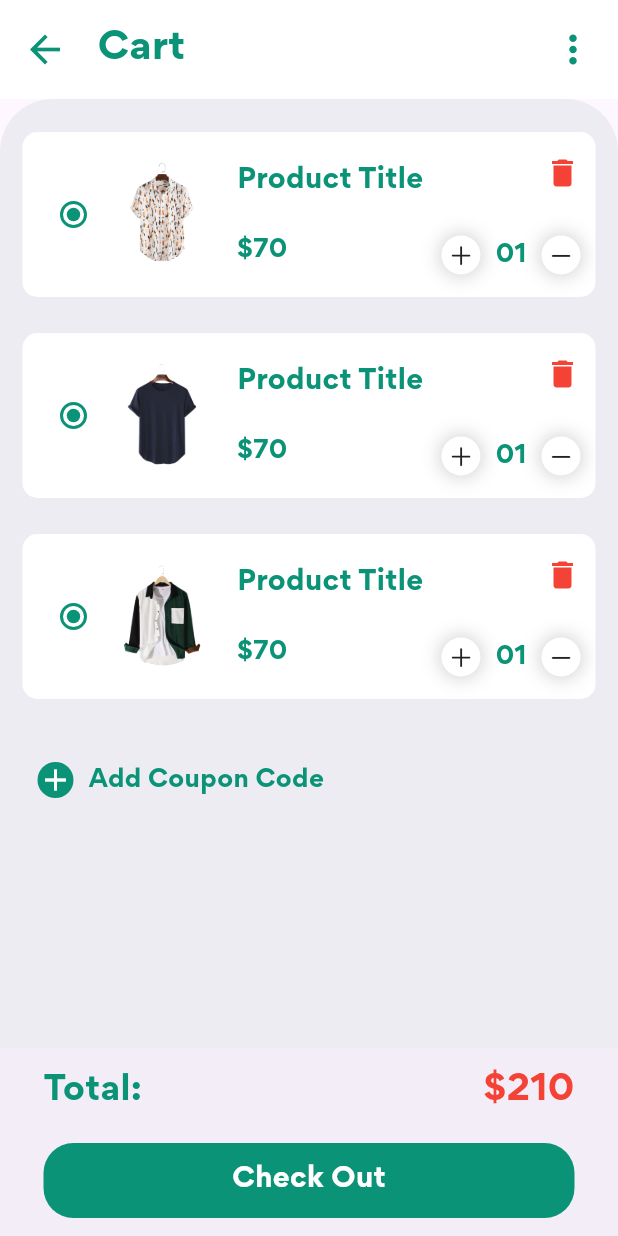
After one commit to gideonadjei94/E-commerce-screen, a Flutter app: the CartPage screen opened directly, on a phone screen of 412 x 824 dp. The commit adds this screen. Run offline on Flutter 3.47's test engine with Material 3 defaults, Android fonts, the phone set to English and light mode, and no system bars; our stand-ins replace flutter_rating_bar; missing offline and left inert: clippy_flutter.

Commit message:
added new screens

```diff
--- /dev/null
+++ b/lib/CartAppBar.dart
@@ -0,0 +1,47 @@
+import 'package:flutter/material.dart';
+
+class CartAppBar extends StatelessWidget {
+  const CartAppBar({super.key});
+
+  @override
+  Widget build(BuildContext context) {
+    return Container(
+      color: Colors.white,
+      padding: EdgeInsets.all(15),
+      child: Row(
+        children: [
+          InkWell(
+            onTap: (){
+              Navigator.pop(context);
+            },
+            child: Icon(
+              Icons.arrow_back ,
+            size: 30,
+            color:  Color.fromARGB(255, 11, 147, 120),
+            ),
+          ),
+
+          Padding(padding:
+          EdgeInsets.only(left: 20),
+          child: Text(
+            'Cart',
+            style: TextStyle(
+              fontSize: 25,
+              fontWeight: FontWeight.bold,
+              fontFamily: 'Gordita',
+              color: Color.fromARGB(255, 11, 147, 120),
+            ),
+          ),
+          ),
+          Spacer(),
+          Icon(
+            Icons.more_vert,
+            size: 30,
+            color:  Color.fromARGB(255, 11, 147, 120),
+          )
+
+        ],
+      ),
+    );
+  }
+}
--- /dev/null
+++ b/lib/CartBottomNavBar.dart
@@ -0,0 +1,61 @@
+import 'package:flutter/material.dart';
+
+class CartBottomNavBar extends StatelessWidget {
+  const CartBottomNavBar({super.key});
+
+  @override
+  Widget build(BuildContext context) {
+    return BottomAppBar(
+      height: 125,
+      child: Container(
+        padding: EdgeInsets.symmetric(horizontal: 13 , vertical: 0),
+        // height: 110,
+        child:  Column(
+          mainAxisAlignment: MainAxisAlignment.spaceBetween,
+          children: [
+            Row(
+              mainAxisAlignment: MainAxisAlignment.spaceBetween,
+              children: [
+                Text(
+                  "Total:" ,
+                  style: TextStyle(
+                    color: Color.fromARGB(255, 11, 147, 120),
+                    fontSize: 22 ,
+                    fontWeight: FontWeight.bold,
+                  ),
+                ),
+
+                Text(
+                  "\$210" ,
+                  style: TextStyle(
+                    fontSize: 23 ,
+                    fontWeight: FontWeight.bold,
+                    color: Colors.red
+                  ),
+                )
+              ],
+            ),
+
+            Container(
+              width: double.infinity,
+              alignment: Alignment.center,
+              height: 50,
+              decoration: BoxDecoration(
+                color: Color.fromARGB(255, 11, 147, 120),
+                borderRadius: BorderRadius.circular(20)
+              ),
+              child: Text(
+                "Check Out",
+                style: TextStyle(
+                  fontSize: 18 ,
+                  fontWeight: FontWeight.bold,
+                  color: Colors.white
+                ),
+              ),
+            ),
+          ],
+        ),
+      ),
+    );
+  }
+}
--- /dev/null
+++ b/lib/CartItems.dart
@@ -0,0 +1,134 @@
+import 'package:flutter/cupertino.dart';
+import 'package:flutter/material.dart';
+
+class CartItems extends StatelessWidget {
+  const CartItems({super.key});
+
+  @override
+  Widget build(BuildContext context) {
+    return SingleChildScrollView(
+      child: Column(
+        children: [
+          for(int i = 0 ; i <= 2 ; i++)
+          Container(
+            height: 110,
+            margin: EdgeInsets.symmetric(horizontal: 15 , vertical: 12),
+            padding: EdgeInsets.all(10),
+            decoration: BoxDecoration(
+              color: Colors.white,
+              borderRadius: BorderRadius.circular(10)
+            ),
+            child: Row(
+              children: [
+                Radio(
+                  value: "",
+                 groupValue: "",
+                 onChanged: (index){},
+                 activeColor: Color.fromARGB(255, 11, 147, 120),
+                  ),
+
+                  Container(
+                    height: 70,
+                    width: 70,
+                    margin: EdgeInsets.only(right: 15),
+                    child: Image.asset("assets/images/product_$i.png"),
+                  ),
+                  Padding(
+                    padding: EdgeInsets.symmetric(vertical: 10),
+                  child: Column(
+                    crossAxisAlignment: CrossAxisAlignment.start,
+                    mainAxisAlignment: MainAxisAlignment.spaceBetween,
+
+                    children: [
+                      Text(
+                        "Product Title" ,
+                        style: TextStyle(
+                          fontSize: 18 ,
+                          fontWeight: FontWeight.bold ,
+                          color:Color.fromARGB(255, 11, 147, 120),
+                        ),
+                      ),
+                      Text(
+                        "\$70" ,
+                        style: TextStyle(
+                          fontSize: 16,
+                          fontWeight: FontWeight.bold,
+                          color:Color.fromARGB(255, 11, 147, 120),
+                        ),
+                      )
+                    ],
+                  ),
+                  ),
+                  Spacer(),
+                  Padding(
+                    padding:EdgeInsets.symmetric(vertical: 5),
+                    child: Column(
+                      crossAxisAlignment: CrossAxisAlignment.end,
+                      mainAxisAlignment: MainAxisAlignment.spaceBetween,
+                      children: [
+                        Icon(Icons.delete ,
+                        color: Colors.red,
+                        ),
+
+                        Row(
+                          children: [
+                            Container(
+                              padding: EdgeInsets.all(4),
+                              decoration: BoxDecoration(
+                                color: Colors.white,
+                                borderRadius: BorderRadius.circular(20),
+                                boxShadow: [
+                                  BoxShadow(
+                                    color: Colors.grey.withOpacity(0.5),
+                                    spreadRadius: 1 ,
+                                    blurRadius: 10,
+                                  )
+                                ]
+                              ),
+                              child: Icon(
+                                CupertinoIcons.plus,
+                                size: 18,
+                              ),
+                            ),
+                            Container(
+                              margin: EdgeInsets.symmetric(horizontal: 10),
+                              child: Text(
+                                "01" ,
+                                style: TextStyle(
+                                  fontSize: 16 ,
+                                  fontWeight: FontWeight.bold,
+                                  color: Color.fromARGB(255, 11, 147, 120),
+                                ),
+                              ),
+                            ),
+                            Container(
+                              padding: EdgeInsets.all(4),
+                              decoration: BoxDecoration(
+                                color: Colors.white,
+                                borderRadius: BorderRadius.circular(20),
+                                boxShadow: [
+                                  BoxShadow(
+                                    color: Colors.grey.withOpacity(0.5),
+                                    spreadRadius: 1 ,
+                                    blurRadius: 10,
+                                  )
+                                ]
+                              ),
+                              child: Icon(
+                                CupertinoIcons.minus,
+                                size: 18,
+                              ),
+                            )
+                          ],
+                        ),
+                      ],
+                    ),
+                  ),
+              ],
+            ),
+          )
+        ],
+      ),
+    );
+  }
+}
--- /dev/null
+++ b/lib/CartPage.dart
@@ -0,0 +1,74 @@
+import 'package:flutter/material.dart';
+import 'CartAppBar.dart';
+import 'CartItems.dart';
+import 'CartBottomNavBar.dart';
+
+
+class CartPage extends StatelessWidget {
+  const CartPage({super.key});
+
+  @override
+  Widget build(BuildContext context) {
+    return Scaffold(
+      // resizeToAvoidBottomInset: false,
+      body: ListView(
+        children: [
+          CartAppBar(),
+
+          Container(
+            height: 700,
+            padding: EdgeInsets.only(top: 10),
+            decoration: BoxDecoration(
+              color: Color(0xFFEDECF2),
+              borderRadius: BorderRadius.only(
+                topLeft: Radius.circular(35),
+                topRight: Radius.circular(35),
+              )
+            ),
+
+            child: Column(
+              children: [
+                CartItems(),
+
+                Container(
+                  // decoration: BoxDecoration(
+                  //   borderRadius: BorderRadius.circular(10),
+                  // ),
+                  margin: EdgeInsetsDirectional.symmetric(vertical: 20 , horizontal: 15),
+                  padding: EdgeInsets.all(10),
+                  child: Row(
+                    children: [
+                      Container(
+                        decoration: BoxDecoration(
+                          color: Color.fromARGB(255, 11, 147, 120),
+                          borderRadius: BorderRadius.circular(20),
+                        ),
+                        child: Icon(
+                          Icons.add,
+                          color: Colors.white,
+                          ),
+                      ),
+                      Padding(
+                        padding: EdgeInsets.symmetric(horizontal: 10),
+                        child: Text(
+                          "Add Coupon Code",
+                          style: TextStyle(
+                            color: Color.fromARGB(255, 11, 147, 120),
+                            fontWeight: FontWeight.bold,
+                            fontSize: 16
+                          ),
+                        ),
+                      )
+                    ],
+                  ),
+                ),
+              ],
+            ),
+          ),
+        ],
+      ),
+
+      bottomNavigationBar: CartBottomNavBar(),
+    );
+  }
+}
--- a/pubspec.yaml
+++ b/pubspec.yaml
@@ -37,6 +37,8 @@ dependencies:
   cupertino_icons: ^1.0.2
   flutter_svg: ^2.0.9
   badges: ^3.1.2
+  clippy_flutter: ^2.0.0-nullsafety.1
+  flutter_rating_bar: ^4.0.1
 
 dev_dependencies:
   flutter_test:
```
Also changed, not shown: lib/ItemAppBar.dart (added, +45 -0 lines), lib/ItemPage.dart (added, +124 -0 lines), lib/ShopAppbar.dart (+10 -20 lines), lib/items.dart (+7 -1 lines), pubspec.lock.
